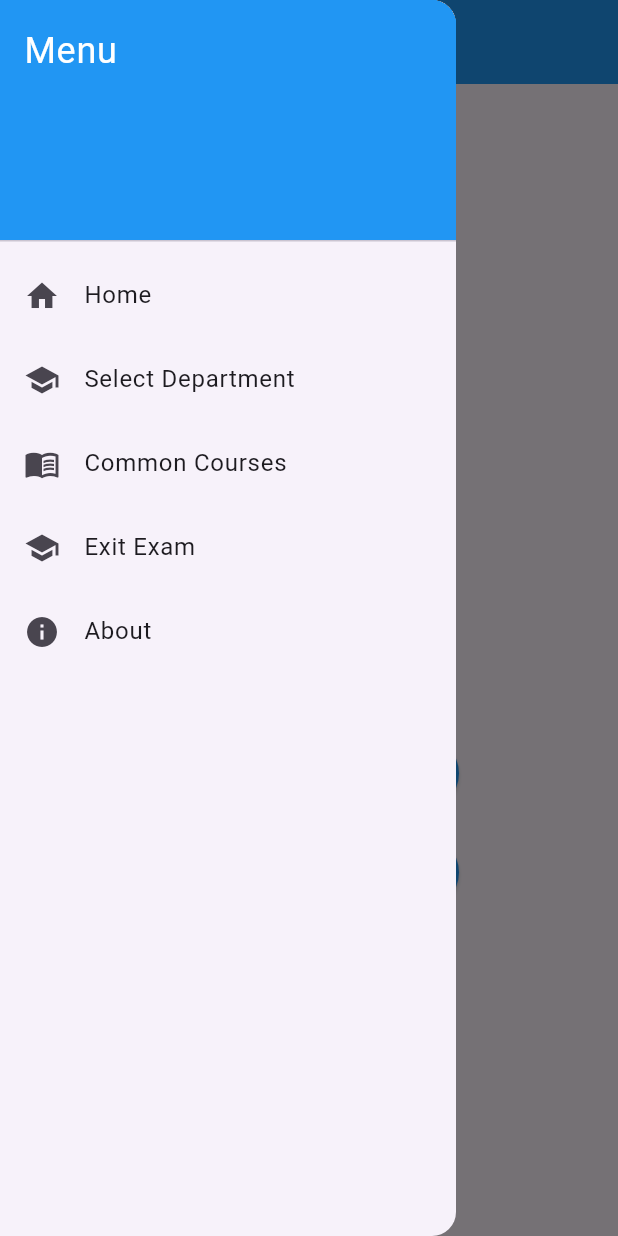
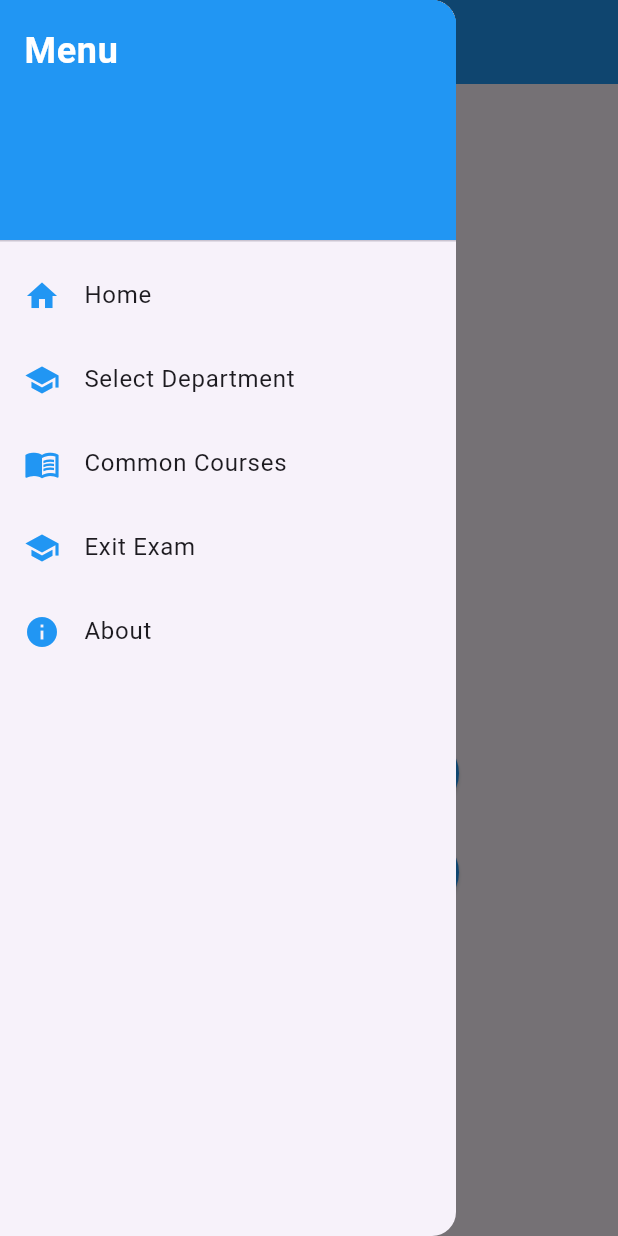
Before and after one commit to Sumeyahassen/BDU-SUPPORT-APP, a Flutter app: the screen it shows after launch, with the side drawer open, on a phone screen of 412 x 824 dp. Run offline on Flutter 3.47's test engine with Material 3 defaults, Android fonts, the phone set to English and light mode, and no system bars.

Commit message:
change icone colors to blue

```diff
--- a/lib/features/courses/course_detail_screen.dart
+++ b/lib/features/courses/course_detail_screen.dart
@@ -60,7 +60,7 @@ class CourseDetailScreen extends StatelessWidget {
               ),
               _buildCard(
                 icon: Icons.book,
-                iconColor: Colors.orange,
+                iconColor: Colors.blue,
                 title: 'Books',
                 onTap: () {
                   Navigator.push(
@@ -74,7 +74,7 @@ class CourseDetailScreen extends StatelessWidget {
               ),
               _buildCard(
                 icon: Icons.assignment,
-                iconColor: Colors.red,
+                iconColor: Colors.blue,
                 title: 'Exams',
                 onTap: () {
                   Navigator.push(
--- a/lib/features/home/home_screen.dart
+++ b/lib/features/home/home_screen.dart
@@ -59,32 +59,32 @@ class _HomeScreenState extends State<HomeScreen>
               decoration: BoxDecoration(color: Colors.blue),
               child: Text(
                 'Menu',
-                style: TextStyle(color: Colors.white, fontSize: 24),
+                style: TextStyle(color: Colors.white, fontSize: 24,fontWeight: FontWeight.bold),
               ),
             ),
             ListTile(
-              leading: const Icon(Icons.home),
+              leading: const Icon(Icons.home, color: Colors.blue),
               title: const Text('Home'),
               onTap: () => Navigator.pop(context),
             ),
             ListTile(
-              leading: const Icon(Icons.school),
+              leading: const Icon(Icons.school,color: Colors.blue,),
               title: const Text('Select Department'),
               onTap:
                   () => _navigate(context, const DepartmentSelectionScreen()),
             ),
             ListTile(
-              leading: const Icon(Icons.menu_book),
+              leading: const Icon(Icons.menu_book,color: Colors.blue,),
               title: const Text('Common Courses'),
               onTap: () => _navigate(context, const CourseListScreen()),
             ),
             ListTile(
-              leading: const Icon(Icons.school),
+              leading: const Icon(Icons.school,color: Colors.blue,),
               title: const Text('Exit Exam'),
               onTap: () => _navigate(context, const ExitExamScreen()),
             ),
             ListTile(
-              leading: const Icon(Icons.info),
+              leading: const Icon(Icons.info, color: Colors.blue),
               title: const Text('About'),
               onTap: () => _navigate(context, const AboutScreen()),
             ),
```
